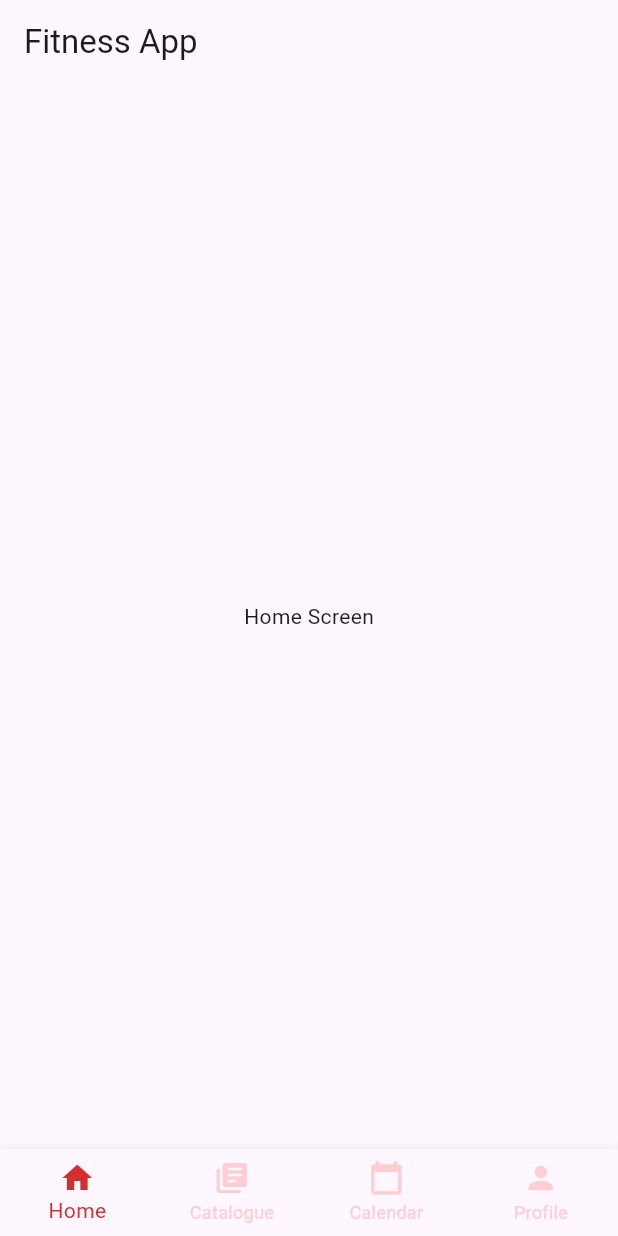
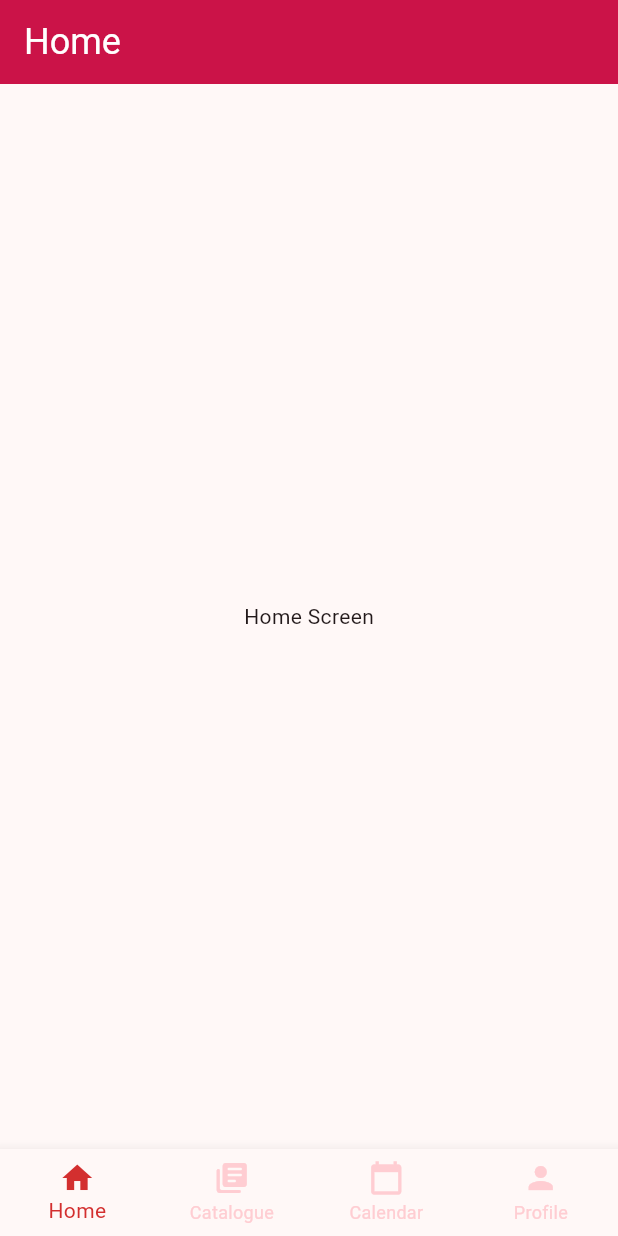
Before and after one commit to DatDereDaag/Workout_Mobile_Planner, a Flutter app: the screen it shows after launch, on a phone screen of 412 x 824 dp. Run offline on Flutter 3.47's test engine with Material 3 defaults, Android fonts, the phone set to English and light mode, and no system bars; Roboto replaces fonts that are missing (Hindsight2020).

Commit message:
Added AppBar with Custom Font

```diff
--- a/lib/main.dart
+++ b/lib/main.dart
@@ -10,6 +10,12 @@ class MyApp extends StatelessWidget {
 
   @override
   Widget build(BuildContext context) {
-    return MaterialApp(debugShowCheckedModeBanner: false, home: MainScreen());
+    return MaterialApp(
+      debugShowCheckedModeBanner: false,
+      home: MainScreen(),
+      theme: ThemeData(
+        colorScheme: ColorScheme.fromSeed(seedColor: Color(0xFFCF0F47)),
+      ),
+    );
   }
 }
--- a/lib/screens/main_screen.dart
+++ b/lib/screens/main_screen.dart
@@ -21,6 +21,13 @@ class _MainScreenState extends State<MainScreen> {
     ProfileScreen(),
   ];
 
+  final List<String> screenTitles = const [
+    'Home',
+    'Catalogue',
+    'Calendar',
+    'Profile',
+  ];
+
   void _onBottomNavbarTapped(int index) {
     setState(() {
       _screenIndex = index;
@@ -30,7 +37,16 @@ class _MainScreenState extends State<MainScreen> {
   @override
   Widget build(BuildContext context) {
     return Scaffold(
-      appBar: AppBar(title: Text('Fitness App')),
+      appBar: AppBar(
+        title: Text(screenTitles[_screenIndex]),
+        titleTextStyle: const TextStyle(
+          color: Colors.white,
+          fontSize: 24,
+          fontFamily: 'Hindsight2020',
+        ),
+        backgroundColor: Color(0xFFCF0F47),
+        elevation: 2,
+      ),
       body: IndexedStack(index: _screenIndex, children: screens),
       bottomNavigationBar: BottomNavigationBar(
         onTap: _onBottomNavbarTapped,
--- a/pubspec.yaml
+++ b/pubspec.yaml
@@ -2,7 +2,7 @@ name: fitness_app
 description: "A new Flutter project."
 # The following line prevents the package from being accidentally published to
 # pub.dev using `flutter pub publish`. This is preferred for private packages.
-publish_to: 'none' # Remove this line if you wish to publish to pub.dev
+publish_to: "none" # Remove this line if you wish to publish to pub.dev
 
 # The following defines the version and build number for your application.
 # A version number is three numbers separated by dots, like 1.2.43
@@ -51,6 +51,10 @@ dev_dependencies:
 
 # The following section is specific to Flutter packages.
 flutter:
+  fonts:
+    - family: Hindsight2020
+      fonts:
+        - asset: lib\assets\fonts\Hindsight 2020.otf
 
   # The following line ensures that the Material Icons font is
   # included with your application, so that you can use the icons in
```
Also changed, not shown: lib/assets/fonts/Hindsight 2020.otf (added).
